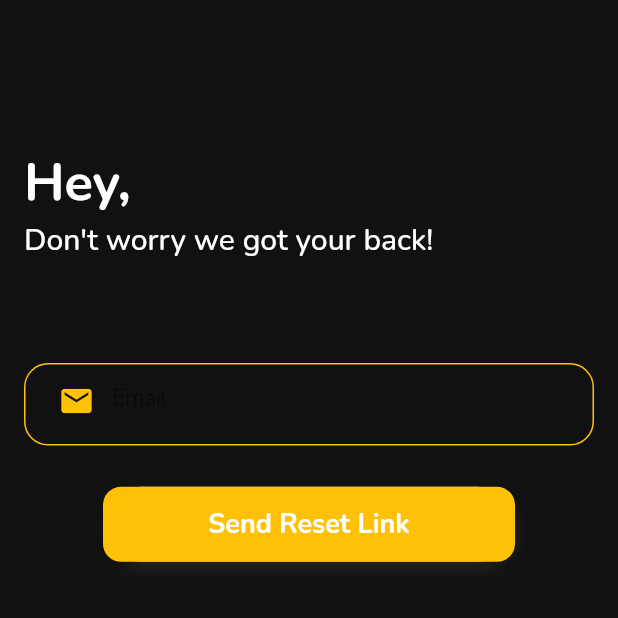
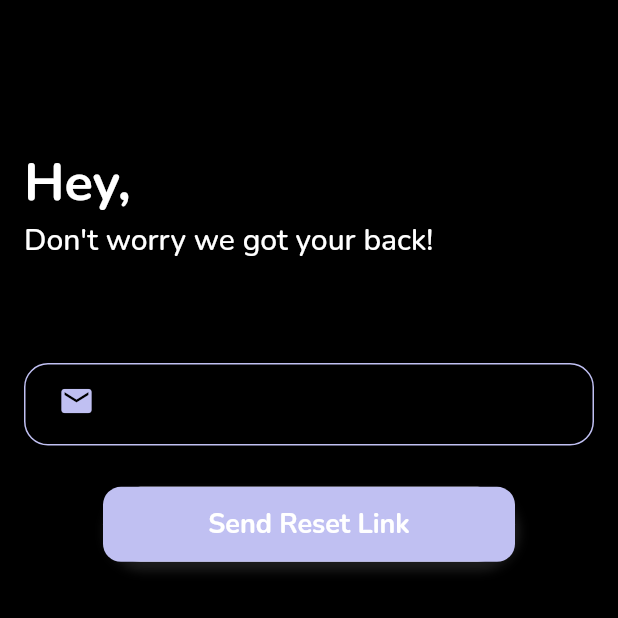
Before and after one commit to Anishh-Joshi/Sanity, a Flutter app: the LoginScreen screen opened by its route, after a tap on the "arrow forward" icon, after a tap on "Forgot your password ?", on a phone screen of 412 x 824 dp, the top half of it. Run offline on Flutter 3.47's test engine with Material 2 defaults, Android fonts, the phone set to English and light mode, and no system bars; our stand-ins replace bloc, dio, equatable, flutter_bloc, flutter_font_icons, image_picker and 3 more; missing offline and left inert: flutter_verification_code; accounts and stored records are empty; project files that could hold a hidden picture were left out.

Commit message:
theme color changed

```diff
--- a/lib/screens/login/email_verification.dart
+++ b/lib/screens/login/email_verification.dart
@@ -119,7 +119,7 @@ class _EmailVerificationState extends State<EmailVerification> {
                             fontSize: 20.0, color: Colors.black),
                         keyboardType: TextInputType.number,
                         underlineColor: const Color(0xff787878),
-                        underlineUnfocusedColor: Colors.amber,
+                        underlineUnfocusedColor: Theme.of(context).primaryColor,
                         length: 5,
                         clearAll: Padding(
                           padding: const EdgeInsets.all(8.0),
--- a/lib/screens/login/forgot_password.dart
+++ b/lib/screens/login/forgot_password.dart
@@ -96,7 +96,7 @@ class ForgotPassword extends StatelessWidget {
                     ]),
                 child: ElevatedButton(
                   style: ElevatedButton.styleFrom(
-                      primary: Colors.amber,
+                      primary: Theme.of(context).primaryColor,
                       shape: RoundedRectangleBorder(
                           borderRadius: BorderRadius.circular(12))),
                   onPressed: () {
@@ -128,7 +128,7 @@ _buildEmailForm(
   return Container(
     decoration: BoxDecoration(
       border: Border.all(
-        color: Colors.amber,
+        color: Theme.of(context).primaryColor,
         width: 1,
       ),
       borderRadius: BorderRadius.circular(16),
@@ -143,13 +143,13 @@ _buildEmailForm(
             .textTheme
             .bodyText2!
             .copyWith(fontSize: 15, color: const Color(0xff787878)),
-        decoration: const InputDecoration(
+        decoration: InputDecoration(
           enabled: true,
           hintText: "Email",
-          hintStyle: TextStyle(color: Colors.black),
+          hintStyle: const TextStyle(color: Colors.black),
           prefixIcon: Icon(
             Icons.mail,
-            color: Colors.amber,
+            color: Theme.of(context).primaryColor,
           ),
           border: InputBorder.none,
         ),
--- a/lib/screens/login/login.dart
+++ b/lib/screens/login/login.dart
@@ -24,9 +24,8 @@ class LoginScreen extends StatelessWidget {
       floatingActionButton:
           BlocBuilder<LoginBloc, LoginState>(builder: (context, state) {
         if (state is LoginLoading) {
-          return const CircularProgressIndicator(
-            color: Colors.amber,
-          );
+          return CircularProgressIndicator(
+              color: Theme.of(context).primaryColor);
         } else {
           return FloatingButon(callback: () {
             if (_formKey.currentState!.validate()) {
@@ -155,7 +154,7 @@ _buildEmailForm(BuildContext context, TextEditingController _controller) {
   return Container(
     decoration: BoxDecoration(
       border: Border.all(
-        color: Colors.amber,
+        color: Theme.of(context).primaryColor,
         width: 1,
       ),
       borderRadius: BorderRadius.circular(16),
@@ -174,9 +173,9 @@ _buildEmailForm(BuildContext context, TextEditingController _controller) {
           enabled: true,
           hintText: "Email",
           hintStyle: Theme.of(context).textTheme.headline5,
-          prefixIcon: const Icon(
+          prefixIcon: Icon(
             Icons.mail,
-            color: Colors.amber,
+            color: Theme.of(context).primaryColor,
           ),
           border: InputBorder.none,
         ),
@@ -198,7 +197,7 @@ _buildPasswordForm(BuildContext context, TextEditingController _controller) {
   return Container(
     decoration: BoxDecoration(
       border: Border.all(
-        color: Colors.amber,
+        color: Theme.of(context).primaryColor,
         width: 1,
       ),
       borderRadius: BorderRadius.circular(16),
@@ -227,9 +226,9 @@ _buildPasswordForm(BuildContext context, TextEditingController _controller) {
           hintText: "Passsword",
           hintStyle: Theme.of(context).textTheme.headline5,
           border: InputBorder.none,
-          prefixIcon: const Icon(
+          prefixIcon: Icon(
             Icons.lock,
-            color: Colors.amber,
+            color: Theme.of(context).primaryColor,
           ),
         ),
       ),
--- a/lib/widgets/custom_drawer.dart
+++ b/lib/widgets/custom_drawer.dart
@@ -111,8 +111,9 @@ class _CustomDrawerState extends State<CustomDrawer> {
                                 isSwitched = value;
                               });
                             },
-                            activeTrackColor: Colors.amberAccent,
-                            activeColor: Colors.amber,
+                            activeTrackColor:
+                                Theme.of(context).colorScheme.secondary,
+                            activeColor: Theme.of(context).primaryColor,
                           );
                         }),
                         leading: Icon(
--- a/lib/widgets/custom_forms.dart
+++ b/lib/widgets/custom_forms.dart
@@ -18,7 +18,7 @@ class CustomTextFormField extends StatelessWidget {
         child: Container(
           decoration: BoxDecoration(
             border: Border.all(
-              color: Colors.amber,
+              color: Theme.of(context).primaryColor,
               width: 1,
             ),
             borderRadius: BorderRadius.circular(16),
@@ -73,7 +73,7 @@ class CustomTextFormFieldInteger extends StatelessWidget {
           width: 100,
           decoration: BoxDecoration(
             border: Border.all(
-              color: Colors.amber,
+              color: Theme.of(context).primaryColor,
               width: 1,
             ),
             borderRadius: BorderRadius.circular(16),
@@ -126,7 +126,7 @@ class _CustomDropDownState extends State<CustomDropDown> {
       child: Container(
         decoration: BoxDecoration(
           border: Border.all(
-            color: Colors.amber,
+            color: Theme.of(context).primaryColor,
             width: 1,
           ),
           borderRadius: BorderRadius.circular(16),
--- a/lib/widgets/floatingbutton.dart
+++ b/lib/widgets/floatingbutton.dart
@@ -9,7 +9,7 @@ class FloatingButon extends StatelessWidget {
   Widget build(BuildContext context) {
     return FloatingActionButton(
       onPressed: callback,
-      backgroundColor: Colors.amber,
+      backgroundColor: Theme.of(context).primaryColor,
       child: const Icon(
         Icons.arrow_forward,
         color: Colors.white,
--- a/lib/widgets/popup_image_picker.dart
+++ b/lib/widgets/popup_image_picker.dart
@@ -51,8 +51,8 @@ class _ImagePickPopUpState extends State<ImagePickPopUp> {
             children: [
               ElevatedButton(
                   style: ButtonStyle(
-                      backgroundColor:
-                          MaterialStateProperty.all<Color>(Colors.amber),
+                      backgroundColor: MaterialStateProperty.all<Color>(
+                          Theme.of(context).primaryColor),
                       shape: MaterialStateProperty.all<RoundedRectangleBorder>(
                           RoundedRectangleBorder(
                         borderRadius: BorderRadius.circular(18.0),
```
Also changed, not shown: lib/config/theme.dart (+16 -8 lines), lib/screens/home/homeLandingPage.dart (+5 -5 lines), lib/screens/login/login_landing.dart (+6 -3 lines), lib/screens/login/sign_up.dart (+10 -13 lines), assets/images/default.png.
